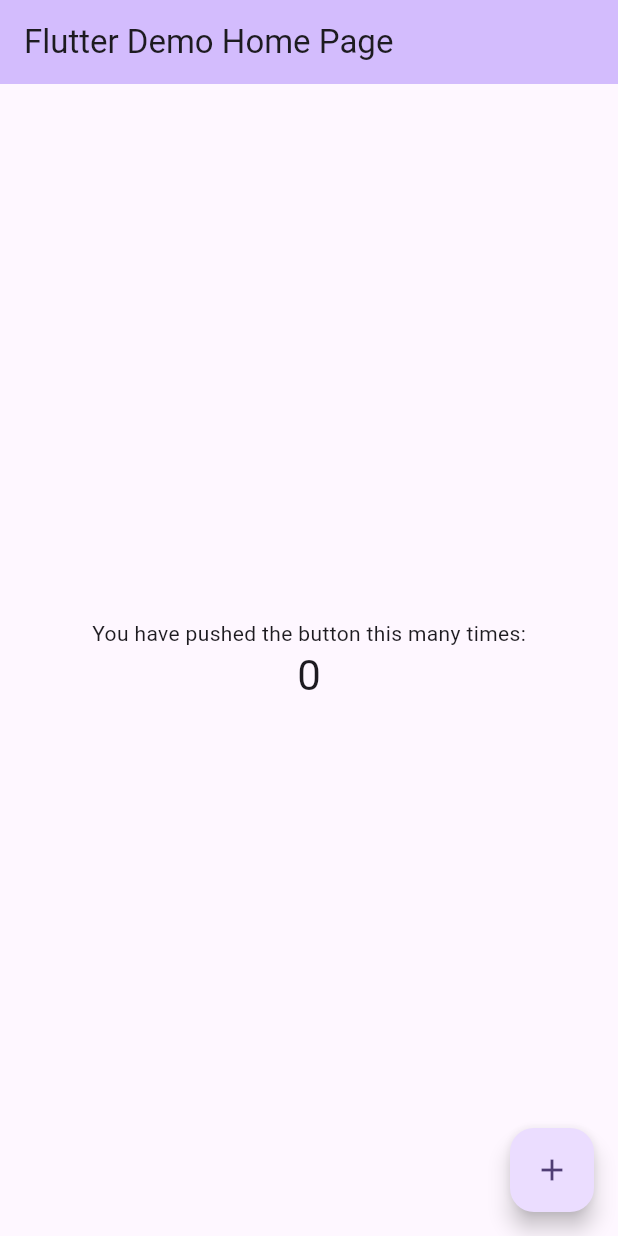
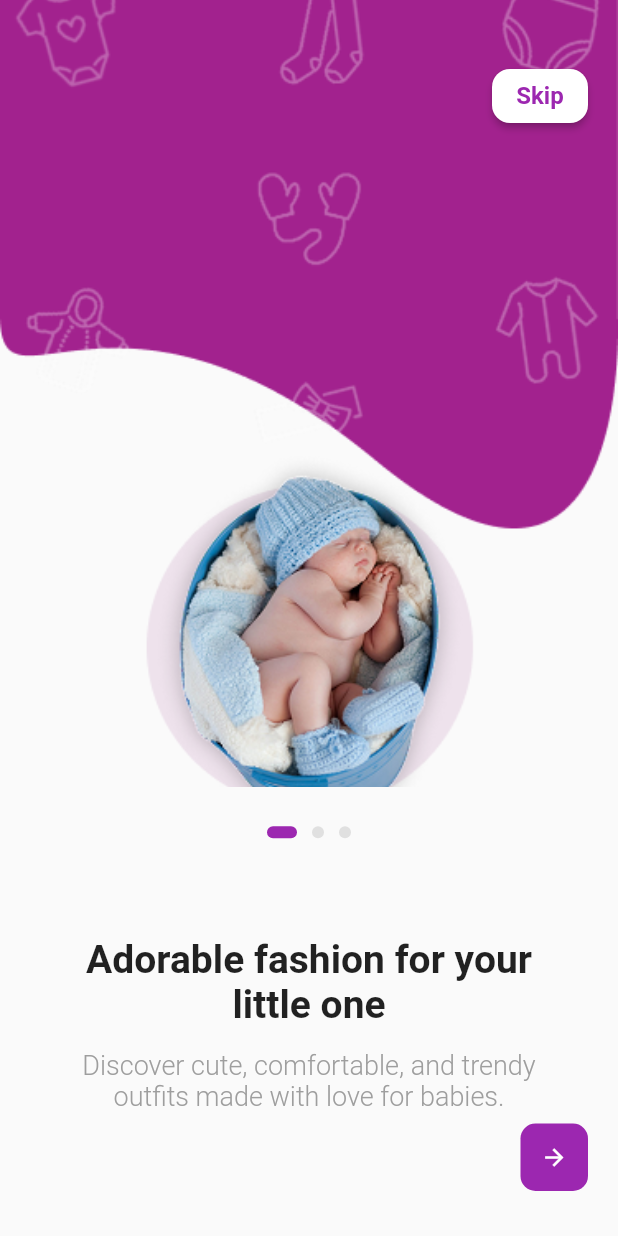
Before and after one commit to RohitKonga/babystation, a Flutter app: the screen it shows after launch, on a phone screen of 412 x 824 dp. Run offline on Flutter 3.47's test engine with Material 3 defaults, Android fonts, the phone set to English and light mode, and no system bars.

Commit message:
onboarding pages

```diff
--- /dev/null
+++ b/lib/features/ui/login & sign up/login_page.dart
@@ -0,0 +1,15 @@
+import 'package:flutter/material.dart';
+
+class LoginPage extends StatefulWidget {
+  const LoginPage({super.key});
+
+  @override
+  LoginPageState createState() => LoginPageState();
+}
+
+class LoginPageState extends State<LoginPage> {
+  @override
+  Widget build(BuildContext context) {
+    return Container();
+  }
+}
--- /dev/null
+++ b/lib/features/ui/onboarding_screen_module/onboarding_screen_page.dart
@@ -0,0 +1,246 @@
+import 'package:babystation/features/ui/login%20&%20sign%20up/login_page.dart';
+import 'package:flutter/material.dart';
+
+class OnboardingScreenPage extends StatefulWidget {
+  const OnboardingScreenPage({super.key});
+
+  @override
+  State<OnboardingScreenPage> createState() => _OnboardingScreenPageState();
+}
+
+class _OnboardingScreenPageState extends State<OnboardingScreenPage> {
+  final PageController _pageController = PageController();
+
+  int _currentPage = 0;
+
+  final List<Map<String, String>> _onboardingData = [
+    {
+      "image": "assets/images/baby1.png",
+      "title": "Adorable fashion for your little one",
+      "desc":
+          "Discover cute, comfortable, and trendy outfits made with love for babies.",
+    },
+    {
+      "image": "assets/images/baby2.png",
+      "title": "Soft & Safe Fabrics",
+      "desc":
+          "Premium-quality materials designed for all-day comfort and care.",
+    },
+    {
+      "image": "assets/images/baby3.png",
+      "title": "Welcome to Baby Station",
+      "desc":
+          "Stylish, soft & comfy outfits for your baby, Designed with love for delicate skin & Simple ordering & fast delivery.",
+    },
+  ];
+
+  @override
+  void dispose() {
+    _pageController.dispose();
+    super.dispose();
+  }
+
+  void _nextPage() {
+    if (_currentPage < _onboardingData.length - 1) {
+      _pageController.nextPage(
+        duration: const Duration(milliseconds: 300),
+        curve: Curves.easeIn,
+      );
+    }
+  }
+
+  void _previousPage() {
+    _pageController.previousPage(
+      duration: const Duration(milliseconds: 300),
+      curve: Curves.easeIn,
+    );
+  }
+
+  @override
+  Widget build(BuildContext context) {
+    bool isLastPage = _currentPage == _onboardingData.length - 1;
+
+    return Scaffold(
+      body: Stack(
+        children: [
+          PageView.builder(
+            controller: _pageController,
+            itemCount: _onboardingData.length,
+            onPageChanged: (index) {
+              setState(() {
+                _currentPage = index;
+              });
+            },
+            itemBuilder: (context, index) {
+              return Column(
+                children: [
+                  Expanded(
+                    flex: 7,
+                    child: Image.asset(
+                      _onboardingData[index]["image"]!,
+                      width: double.infinity,
+                      fit: BoxFit.cover,
+                    ),
+                  ),
+                  Expanded(
+                    flex: 4,
+                    child: Padding(
+                      padding: const EdgeInsets.symmetric(
+                        horizontal: 40,
+                        vertical: 20,
+                      ),
+                      child: Column(
+                        children: [
+                          const SizedBox(height: 80),
+                          Text(
+                            _onboardingData[index]["title"]!,
+                            style: const TextStyle(
+                              fontWeight: FontWeight.bold,
+                              fontSize: 26,
+                            ),
+                            textAlign: TextAlign.center,
+                          ),
+                          const SizedBox(height: 15),
+                          Text(
+                            _onboardingData[index]["desc"]!,
+                            style: const TextStyle(
+                              fontWeight: FontWeight.w300,
+                              fontSize: 18,
+                              color: Colors.grey,
+                            ),
+                            textAlign: TextAlign.center,
+                          ),
+                        ],
+                      ),
+                    ),
+                  ),
+                ],
+              );
+            },
+          ),
+
+          if (!isLastPage)
+            Positioned(
+              top: 40,
+              right: 20,
+              child: ElevatedButton(
+                onPressed: () {
+                  _pageController.jumpToPage(_onboardingData.length - 1);
+                },
+                style: ElevatedButton.styleFrom(
+                  backgroundColor: Colors.white,
+                  shape: RoundedRectangleBorder(
+                    borderRadius: BorderRadius.circular(12),
+                  ),
+                ),
+                child: const Text(
+                  'Skip',
+                  style: TextStyle(
+                    color: Colors.purple,
+                    fontSize: 16,
+                    fontWeight: FontWeight.bold,
+                  ),
+                ),
+              ),
+            ),
+
+          Align(
+            alignment: const Alignment(0.0, 0.35),
+            child: Row(
+              mainAxisSize: MainAxisSize.min,
+              children: List.generate(
+                _onboardingData.length,
+                (index) => buildDot(index),
+              ),
+            ),
+          ),
+
+          Positioned(
+            bottom: 30,
+            left: 20,
+            right: 20,
+            child: isLastPage
+                ? SizedBox(
+                    height: 50,
+                    width: double.infinity,
+                    child: ElevatedButton(
+                      onPressed: () {
+                        Navigator.pushReplacement(
+                          context,
+                          MaterialPageRoute(builder: (context) => LoginPage()),
+                        );
+                      },
+                      style: ElevatedButton.styleFrom(
+                        backgroundColor: Colors.purple,
+                        shape: RoundedRectangleBorder(
+                          borderRadius: BorderRadius.circular(10),
+                        ),
+                      ),
+                      child: const Text(
+                        "Get Started",
+                        style: TextStyle(
+                          color: Colors.white,
+                          fontSize: 18,
+                          fontWeight: FontWeight.bold,
+                        ),
+                      ),
+                    ),
+                  )
+                : Row(
+                    mainAxisAlignment: MainAxisAlignment.spaceBetween,
+                    children: [
+                      _currentPage > 0
+                          ? Container(
+                              decoration: BoxDecoration(
+                                border: Border.all(color: Colors.purple),
+                                borderRadius: BorderRadius.circular(10),
+                              ),
+                              height: 45,
+                              width: 45,
+                              child: IconButton(
+                                onPressed: _previousPage,
+                                icon: const Icon(
+                                  Icons.arrow_back,
+                                  color: Colors.purple,
+                                  size: 18,
+                                ),
+                              ),
+                            )
+                          : const SizedBox(width: 48),
+                      Container(
+                        decoration: BoxDecoration(
+                          color: Colors.purple,
+                          borderRadius: BorderRadius.circular(10),
+                        ),
+                        height: 45,
+                        width: 45,
+                        child: IconButton(
+                          onPressed: _nextPage,
+                          icon: const Icon(
+                            Icons.arrow_forward,
+                            color: Colors.white,
+                            size: 18,
+                          ),
+                        ),
+                      ),
+                    ],
+                  ),
+          ),
+        ],
+      ),
+    );
+  }
+
+  Widget buildDot(int index) {
+    return AnimatedContainer(
+      duration: const Duration(milliseconds: 200),
+      margin: const EdgeInsets.symmetric(horizontal: 5),
+      height: 8,
+      width: _currentPage == index ? 20 : 8,
+      decoration: BoxDecoration(
+        color: _currentPage == index ? Colors.purple : Colors.grey.shade300,
+        borderRadius: BorderRadius.circular(4),
+      ),
+    );
+  }
+}
--- /dev/null
+++ b/lib/features/ui/splash_screen.dart
@@ -0,0 +1,41 @@
+import 'dart:async';
+import 'package:babystation/features/ui/onboarding_screen_module/onboarding_screen_page.dart';
+import 'package:flutter/material.dart';
+
+class SplashScreen extends StatefulWidget {
+  const SplashScreen({super.key});
+
+  @override
+  SplashScreenState createState() => SplashScreenState();
+}
+
+class SplashScreenState extends State<SplashScreen> {
+  @override
+  void initState() {
+    Timer(
+      Duration(seconds: 2),
+      () => Navigator.pushReplacement(
+        context,
+        MaterialPageRoute(builder: (context) => OnboardingScreenPage()),
+      ),
+    );
+    super.initState();
+  }
+
+  @override
+  Widget build(BuildContext context) {
+    return Stack(
+      children: [
+        Container(
+          height: double.infinity,
+          width: double.infinity,
+          color: Colors.white,
+          child: Image.asset('assets/images/bg.png'),
+        ),
+        Center(
+          child: Image.asset('assets/images/logo.png', height: 200, width: 300),
+        ),
+      ],
+    );
+  }
+}
--- a/lib/main.dart
+++ b/lib/main.dart
@@ -1,122 +1,42 @@
+import 'package:babystation/features/ui/splash_screen.dart';
 import 'package:flutter/material.dart';
 
 void main() {
   runApp(const MyApp());
 }
 
+// final Color color = Color(0xA2228E);
+
 class MyApp extends StatelessWidget {
   const MyApp({super.key});
 
-  // This widget is the root of your application.
   @override
   Widget build(BuildContext context) {
     return MaterialApp(
-      title: 'Flutter Demo',
       theme: ThemeData(
-        // This is the theme of your application.
-        //
-        // TRY THIS: Try running your application with "flutter run". You'll see
-        // the application has a purple toolbar. Then, without quitting the app,
-        // try changing the seedColor in the colorScheme below to Colors.green
-        // and then invoke "hot reload" (save your changes or press the "hot
-        // reload" button in a Flutter-supported IDE, or press "r" if you used
-        // the command line to start the app).
-        //
-        // Notice that the counter didn't reset back to zero; the application
-        // state is not lost during the reload. To reset the state, use hot
-        // restart instead.
-        //
-        // This works for code too, not just values: Most code changes can be
-        // tested with just a hot reload.
-        colorScheme: .fromSeed(seedColor: Colors.deepPurple),
+        colorScheme: ColorScheme.fromSeed(
+          seedColor: Color.fromRGBO(162, 34, 142, 100),
+        ),
+        useMaterial3: false,
       ),
-      home: const MyHomePage(title: 'Flutter Demo Home Page'),
+      home: SplashScreen(),
+      debugShowCheckedModeBanner: false,
     );
   }
 }
 
 class MyHomePage extends StatefulWidget {
-  const MyHomePage({super.key, required this.title});
-
-  // This widget is the home page of your application. It is stateful, meaning
-  // that it has a State object (defined below) that contains fields that affect
-  // how it looks.
-
-  // This class is the configuration for the state. It holds the values (in this
-  // case the title) provided by the parent (in this case the App widget) and
-  // used by the build method of the State. Fields in a Widget subclass are
-  // always marked "final".
-
-  final String title;
-
+  const MyHomePage({super.key});
   @override
   State<MyHomePage> createState() => _MyHomePageState();
 }
 
 class _MyHomePageState extends State<MyHomePage> {
-  int _counter = 0;
-
-  void _incrementCounter() {
-    setState(() {
-      // This call to setState tells the Flutter framework that something has
-      // changed in this State, which causes it to rerun the build method below
-      // so that the display can reflect the updated values. If we changed
-      // _counter without calling setState(), then the build method would not be
-      // called again, and so nothing would appear to happen.
-      _counter++;
-    });
-  }
-
   @override
   Widget build(BuildContext context) {
-    // This method is rerun every time setState is called, for instance as done
-    // by the _incrementCounter method above.
-    //
-    // The Flutter framework has been optimized to make rerunning build methods
-    // fast, so that you can just rebuild anything that needs updating rather
-    // than having to individually change instances of widgets.
     return Scaffold(
-      appBar: AppBar(
-        // TRY THIS: Try changing the color here to a specific color (to
-        // Colors.amber, perhaps?) and trigger a hot reload to see the AppBar
-        // change color while the other colors stay the same.
-        backgroundColor: Theme.of(context).colorScheme.inversePrimary,
-        // Here we take the value from the MyHomePage object that was created by
-        // the App.build method, and use it to set our appbar title.
-        title: Text(widget.title),
-      ),
-      body: Center(
-        // Center is a layout widget. It takes a single child and positions it
-        // in the middle of the parent.
-        child: Column(
-          // Column is also a layout widget. It takes a list of children and
-          // arranges them vertically. By default, it sizes itself to fit its
-          // children horizontally, and tries to be as tall as its parent.
-          //
-          // Column has various properties to control how it sizes itself and
-          // how it positions its children. Here we use mainAxisAlignment to
-          // center the children vertically; the main axis here is the vertical
-          // axis because Columns are vertical (the cross axis would be
-          // horizontal).
-          //
-          // TRY THIS: Invoke "debug painting" (choose the "Toggle Debug Paint"
-          // action in the IDE, or press "p" in the console), to see the
-          // wireframe for each widget.
-          mainAxisAlignment: .center,
-          children: [
-            const Text('You have pushed the button this many times:'),
-            Text(
-              '$_counter',
-              style: Theme.of(context).textTheme.headlineMedium,
-            ),
-          ],
-        ),
-      ),
-      floatingActionButton: FloatingActionButton(
-        onPressed: _incrementCounter,
-        tooltip: 'Increment',
-        child: const Icon(Icons.add),
-      ),
+      // appBar: AppBar(title: const Text('Baby Station'), centerTitle: true),
+      body: Container(),
     );
   }
 }
```
Also changed, not shown: pubspec.yaml (+9 -3 lines), assets/icon/icon.png (added), assets/images/baby1.png (added), assets/images/baby2.png (added), assets/images/baby3.png (added), assets/images/bg.png (added), assets/images/logo.png (added), pubspec.lock, 29 other files.
